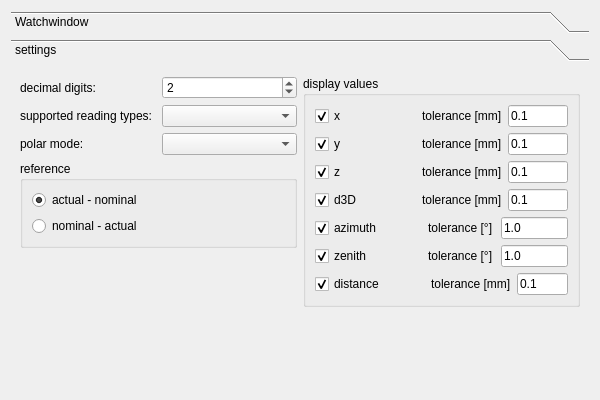
OpenIndy/OpenIndy, file ui/dialogs/watchwindowdialog.ui: the form before one commit.
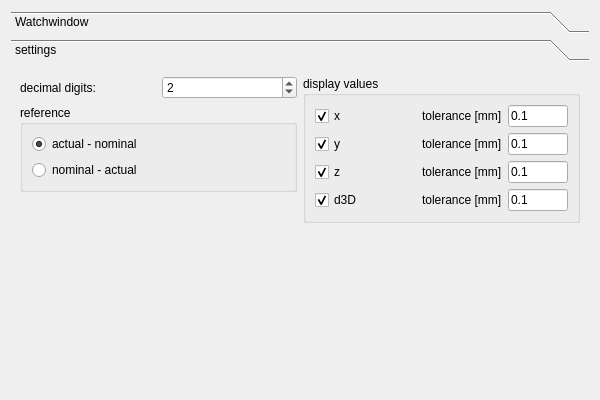
The form after the commit. The open tabs and pages were chosen to show the change.

Commit message:
safety commit WatchWindow
watchwindow on coordSys, rescale Text, bug if you deselect all and reactivate the attributes. they are not shown or only very small

The edit to the form file:
```diff
--- a/ui/dialogs/watchwindowdialog.ui
+++ b/ui/dialogs/watchwindowdialog.ui
@@ -88,34 +88,6 @@
              </item>
             </layout>
            </item>
-           <item>
-            <layout class="QHBoxLayout" name="horizontalLayout_9">
-             <item>
-              <widget class="QLabel" name="label_suppReadings">
-               <property name="text">
-                <string>supported reading types:</string>
-               </property>
-              </widget>
-             </item>
-             <item>
-              <widget class="QComboBox" name="comboBox_readingTypes"/>
-             </item>
-            </layout>
-           </item>
-           <item>
-            <layout class="QHBoxLayout" name="horizontalLayout_10">
-             <item>
-              <widget class="QLabel" name="label_polarMode">
-               <property name="text">
-                <string>polar mode:</string>
-               </property>
-              </widget>
-             </item>
-             <item>
-              <widget class="QComboBox" name="comboBox_polarMode"/>
-             </item>
-            </layout>
-           </item>
            <item>
             <widget class="QGroupBox" name="groupBox_reference">
              <property name="title">
@@ -343,130 +315,7 @@
                    </widget>
                   </item>
                   <item>
-                   <widget class="QLineEdit" name="lineEdit_d3d">
-                    <property name="text">
-                     <string>0.1</string>
-                    </property>
-                   </widget>
-                  </item>
-                 </layout>
-                </item>
-                <item>
-                 <layout class="QHBoxLayout" name="horizontalLayout_5" stretch="1,0,1,1">
-                  <item>
-                   <widget class="QCheckBox" name="checkBox_azimuth">
-                    <property name="text">
-                     <string>azimuth</string>
-                    </property>
-                    <property name="checked">
-                     <bool>true</bool>
-                    </property>
-                   </widget>
-                  </item>
-                  <item>
-                   <spacer name="horizontalSpacer_5">
-                    <property name="orientation">
-                     <enum>Qt::Horizontal</enum>
-                    </property>
-                    <property name="sizeHint" stdset="0">
-                     <size>
-                      <width>40</width>
-                      <height>20</height>
-                     </size>
-                    </property>
-                   </spacer>
-                  </item>
-                  <item>
-                   <widget class="QLabel" name="label_azimuth">
-                    <property name="text">
-                     <string>tolerance [°]</string>
-                    </property>
-                   </widget>
-                  </item>
-                  <item>
-                   <widget class="QLineEdit" name="lineEdit_azimuth">
-                    <property name="text">
-                     <string>1.0</string>
-                    </property>
-                   </widget>
-                  </item>
-                 </layout>
-                </item>
-                <item>
-                 <layout class="QHBoxLayout" name="horizontalLayout_6" stretch="1,0,1,1">
-                  <item>
-                   <widget class="QCheckBox" name="checkBox_zenith">
-                    <property name="text">
-                     <string>zenith</string>
-                    </property>
-                    <property name="checked">
-                     <bool>true</bool>
-                    </property>
-                   </widget>
-                  </item>
-                  <item>
-                   <spacer name="horizontalSpacer_6">
-                    <property name="orientation">
-                     <enum>Qt::Horizontal</enum>
-                    </property>
-                    <property name="sizeHint" stdset="0">
-                     <size>
-                      <width>40</width>
-                      <height>20</height>
-                     </size>
-                    </property>
-                   </spacer>
-                  </item>
-                  <item>
-                   <widget class="QLabel" name="label_zenith">
-                    <property name="text">
-                     <string>tolerance [°]</string>
-                    </property>
-                   </widget>
-                  </item>
-                  <item>
-                   <widget class="QLineEdit" name="lineEdit_zenith">
-                    <property name="text">
-                     <string>1.0</string>
-                    </property>
-                   </widget>
-                  </item>
-                 </layout>
-                </item>
-                <item>
-                 <layout class="QHBoxLayout" name="horizontalLayout_7" stretch="1,0,1,1">
-                  <item>
-                   <widget class="QCheckBox" name="checkBox_distance">
-                    <property name="text">
-                     <string>distance</string>
-                    </property>
-                    <property name="checked">
-                     <bool>true</bool>
-                    </property>
-                   </widget>
-                  </item>
-                  <item>
-                   <spacer name="horizontalSpacer_7">
-                    <property name="orientation">
-                     <enum>Qt::Horizontal</enum>
-                    </property>
-                    <property name="sizeHint" stdset="0">
-                     <size>
-                      <width>40</width>
-                      <height>20</height>
-                     </size>
-                    </property>
-                   </spacer>
-                  </item>
-                  <item>
-                   <widget class="QLabel" name="label_distance">
-                    <property name="text">
-                     <string>tolerance [mm]</string>
-                    </property>
-                   </widget>
-                  </item>
-                  <item>
-                   <widget class="QLineEdit" name="lineEdit_distance">
+                   <widget class="QLineEdit" name="lineEdit_tolerance_d3d">
                     <property name="text">
                      <string>0.1</string>
                     </property>
```
Left out of the diff: 8 changed lines with no effect on the pictures. The commit also changes 2 other files.
